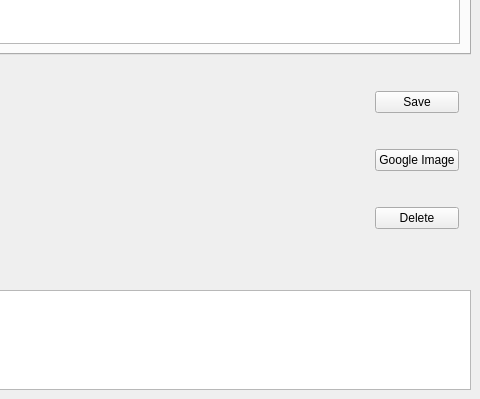
Before: the Qt Designer form kstars/tools/observinglist.ui in KDE/kstars, drawn with Qt 5; both pictures show x 381 to 861 and y 251 to 650 of the 861 by 650 pixel window.
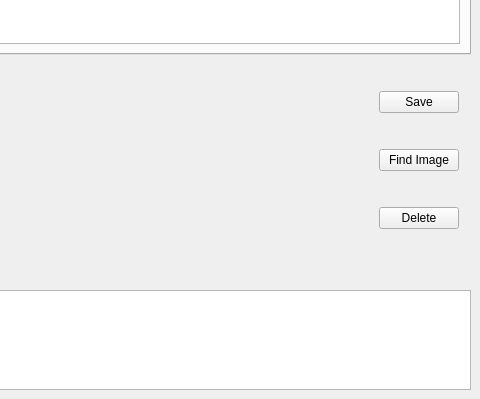
After: the same form once the commit is applied. Custom widgets are drawn as their Qt base class.

Commit message: Changing the label name from "Google Image" to "Find Image"

```diff
--- a/kstars/tools/observinglist.ui
+++ b/kstars/tools/observinglist.ui
@@ -643,7 +643,7 @@
        <item>
         <widget class="QPushButton" name="GoogleImage">
          <property name="text">
-          <string>Google Image</string>
+          <string>Find Image</string>
          </property>
         </widget>
        </item>
```
